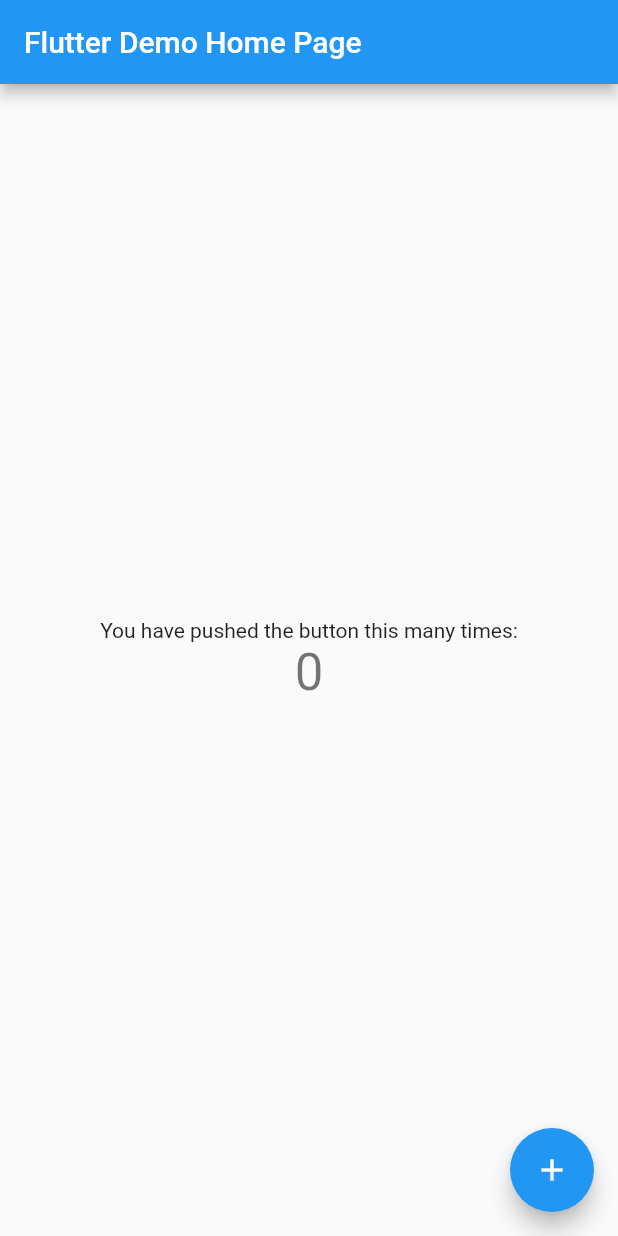
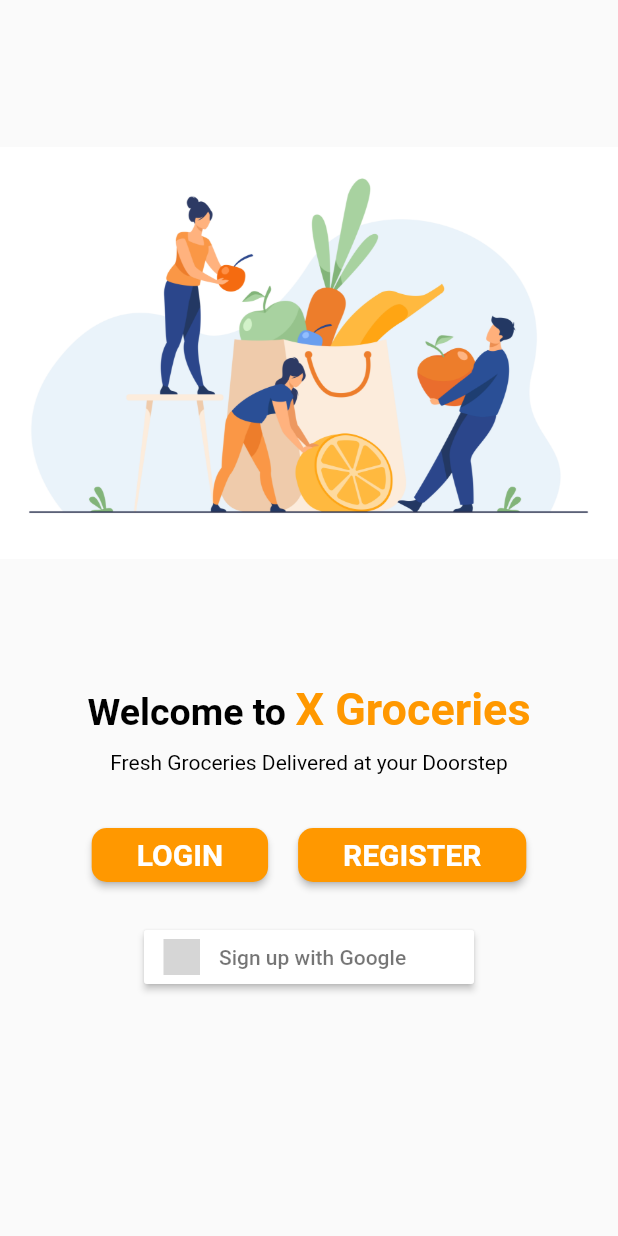
Before and after one commit to Nilukshan-97/auth_google, a Flutter app: the screen it shows after launch, on a phone screen of 412 x 824 dp. Run offline on Flutter 3.47's test engine with Material 2 defaults, Android fonts, the phone set to English and light mode, and no system bars; our stand-ins replace firebase_auth, firebase_core, flutter_signin_button, google_sign_in; accounts and stored records are empty; grey boxes are pictures that could not be loaded.

Commit message:
new changes

```diff
--- a/lib/main.dart
+++ b/lib/main.dart
@@ -1,117 +1,28 @@
 import 'package:flutter/material.dart';
+import 'package:google_auth/login.dart';
+import 'package:google_auth/signup.dart';
+import 'package:google_auth/start.dart';
+import 'HomePage.dart';
+import 'package:firebase_core/firebase_core.dart';
 
-void main() {
+void main() async {
+  WidgetsFlutterBinding.ensureInitialized();
+  await Firebase.initializeApp();
   runApp(MyApp());
 }
 
 class MyApp extends StatelessWidget {
-  // This widget is the root of your application.
   @override
   Widget build(BuildContext context) {
     return MaterialApp(
-      title: 'Flutter Demo',
-      theme: ThemeData(
-        // This is the theme of your application.
-        //
-        // Try running your application with "flutter run". You'll see the
-        // application has a blue toolbar. Then, without quitting the app, try
-        // changing the primarySwatch below to Colors.green and then invoke
-        // "hot reload" (press "r" in the console where you ran "flutter run",
-        // or simply save your changes to "hot reload" in a Flutter IDE).
-        // Notice that the counter didn't reset back to zero; the application
-        // is not restarted.
-        primarySwatch: Colors.blue,
-        // This makes the visual density adapt to the platform that you run
-        // the app on. For desktop platforms, the controls will be smaller and
-        // closer together (more dense) than on mobile platforms.
-        visualDensity: VisualDensity.adaptivePlatformDensity,
-      ),
-      home: MyHomePage(title: 'Flutter Demo Home Page'),
+      theme: ThemeData(primaryColor: Colors.orange),
+      debugShowCheckedModeBanner: false,
+      home: HomePage(),
+      routes: <String, WidgetBuilder>{
+        "Login": (BuildContext context) => Login(),
+        "SignUp": (BuildContext context) => SignUp(),
+        "start": (BuildContext context) => Start(),
+      },
     );
   }
 }
-
-class MyHomePage extends StatefulWidget {
-  MyHomePage({Key key, this.title}) : super(key: key);
-
-  // This widget is the home page of your application. It is stateful, meaning
-  // that it has a State object (defined below) that contains fields that affect
-  // how it looks.
-
-  // This class is the configuration for the state. It holds the values (in this
-  // case the title) provided by the parent (in this case the App widget) and
-  // used by the build method of the State. Fields in a Widget subclass are
-  // always marked "final".
-
-  final String title;
-
-  @override
-  _MyHomePageState createState() => _MyHomePageState();
-}
-
-class _MyHomePageState extends State<MyHomePage> {
-  int _counter = 0;
-
-  void _incrementCounter() {
-    setState(() {
-      // This call to setState tells the Flutter framework that something has
-      // changed in this State, which causes it to rerun the build method below
-      // so that the display can reflect the updated values. If we changed
-      // _counter without calling setState(), then the build method would not be
-      // called again, and so nothing would appear to happen.
-      _counter++;
-    });
-  }
-
-  @override
-  Widget build(BuildContext context) {
-    // This method is rerun every time setState is called, for instance as done
-    // by the _incrementCounter method above.
-    //
-    // The Flutter framework has been optimized to make rerunning build methods
-    // fast, so that you can just rebuild anything that needs updating rather
-    // than having to individually change instances of widgets.
-    return Scaffold(
-      appBar: AppBar(
-        // Here we take the value from the MyHomePage object that was created by
-        // the App.build method, and use it to set our appbar title.
-        title: Text(widget.title),
-      ),
-      body: Center(
-        // Center is a layout widget. It takes a single child and positions it
-        // in the middle of the parent.
-        child: Column(
-          // Column is also a layout widget. It takes a list of children and
-          // arranges them vertically. By default, it sizes itself to fit its
-          // children horizontally, and tries to be as tall as its parent.
-          //
-          // Invoke "debug painting" (press "p" in the console, choose the
-          // "Toggle Debug Paint" action from the Flutter Inspector in Android
-          // Studio, or the "Toggle Debug Paint" command in Visual Studio Code)
-          // to see the wireframe for each widget.
-          //
-          // Column has various properties to control how it sizes itself and
-          // how it positions its children. Here we use mainAxisAlignment to
-          // center the children vertically; the main axis here is the vertical
-          // axis because Columns are vertical (the cross axis would be
-          // horizontal).
-          mainAxisAlignment: MainAxisAlignment.center,
-          children: <Widget>[
-            Text(
-              'You have pushed the button this many times:',
-            ),
-            Text(
-              '$_counter',
-              style: Theme.of(context).textTheme.headline4,
-            ),
-          ],
-        ),
-      ),
-      floatingActionButton: FloatingActionButton(
-        onPressed: _incrementCounter,
-        tooltip: 'Increment',
-        child: Icon(Icons.add),
-      ), // This trailing comma makes auto-formatting nicer for build methods.
-    );
-  }
-}
--- /dev/null
+++ b/lib/start.dart
@@ -0,0 +1,130 @@
+import 'package:firebase_auth/firebase_auth.dart';
+import 'package:flutter/material.dart';
+import 'package:flutter_signin_button/flutter_signin_button.dart';
+import 'package:google_auth/login.dart';
+import 'signup.dart';
+import 'package:google_sign_in/google_sign_in.dart';
+
+class Start extends StatefulWidget {
+  @override
+  _StartState createState() => _StartState();
+}
+
+class _StartState extends State<Start> {
+  final FirebaseAuth _auth = FirebaseAuth.instance;
+
+  Future<UserCredential> googleSignIn() async {
+    GoogleSignIn googleSignIn = GoogleSignIn();
+    GoogleSignInAccount googleUser = await googleSignIn.signIn();
+    if (googleUser != null) {
+      GoogleSignInAuthentication googleAuth = await googleUser.authentication;
+
+      if (googleAuth.idToken != null && googleAuth.accessToken != null) {
+        final AuthCredential credential = GoogleAuthProvider.credential(
+            accessToken: googleAuth.accessToken, idToken: googleAuth.idToken);
+
+        final UserCredential user =
+            await _auth.signInWithCredential(credential);
+
+        await Navigator.pushReplacementNamed(context, "/");
+
+        return user;
+      } else {
+        throw StateError('Missing Google Auth Token');
+      }
+    } else
+      throw StateError('Sign in Aborted');
+  }
+
+  navigateToLogin() async {
+    Navigator.pushReplacementNamed(context, "Login");
+  }
+
+  navigateToRegister() async {
+    Navigator.pushReplacementNamed(context, "SignUp");
+  }
+
+  @override
+  Widget build(BuildContext context) {
+    return Scaffold(
+      body: Container(
+        child: Column(
+          children: <Widget>[
+            SizedBox(height: 35.0),
+            Container(
+              height: 400,
+              child: Image(
+                image: AssetImage("images/start.jpg"),
+                fit: BoxFit.contain,
+              ),
+            ),
+            SizedBox(height: 20),
+            RichText(
+                text: TextSpan(
+                    text: 'Welcome to ',
+                    style: TextStyle(
+                        fontSize: 25.0,
+                        fontWeight: FontWeight.bold,
+                        color: Colors.black),
+                    children: <TextSpan>[
+                  TextSpan(
+                      text: 'X Groceries',
+                      style: TextStyle(
+                          fontSize: 30.0,
+                          fontWeight: FontWeight.bold,
+                          color: Colors.orange))
+                ])),
+            SizedBox(height: 10.0),
+            Text(
+              'Fresh Groceries Delivered at your Doorstep',
+              style: TextStyle(color: Colors.black),
+            ),
+            SizedBox(height: 30.0),
+            Row(
+              mainAxisAlignment: MainAxisAlignment.center,
+              children: <Widget>[
+                RaisedButton(
+                    padding: EdgeInsets.only(left: 30, right: 30),
+                    onPressed: navigateToLogin,
+                    child: Text(
+                      'LOGIN',
+                      style: TextStyle(
+                        fontSize: 20,
+                        fontWeight: FontWeight.bold,
+                        color: Colors.white,
+                      ),
+                    ),
+                    shape: RoundedRectangleBorder(
+                      borderRadius: BorderRadius.circular(10.0),
+                    ),
+                    color: Colors.orange),
+                SizedBox(width: 20.0),
+                RaisedButton(
+                    padding: EdgeInsets.only(left: 30, right: 30),
+                    onPressed: navigateToRegister,
+                    child: Text(
+                      'REGISTER',
+                      style: TextStyle(
+                        fontSize: 20,
+                        fontWeight: FontWeight.bold,
+                        color: Colors.white,
+                      ),
+                    ),
+                    shape: RoundedRectangleBorder(
+                      borderRadius: BorderRadius.circular(10.0),
+                    ),
+                    color: Colors.orange),
+              ],
+            ),
+            SizedBox(height: 20.0),
+            SignInButton(
+              Buttons.Google,
+              text: "Sign up with Google",
+              onPressed: googleSignIn,
+            )
+          ],
+        ),
+      ),
+    );
+  }
+}
```
Also changed, not shown: lib/homepage.dart (added, +96 -0 lines), lib/login.dart (added, +137 -0 lines), lib/signup.dart (added, +145 -0 lines), pubspec.yaml (+5 -3 lines), pubspec.lock, 5 other files.
